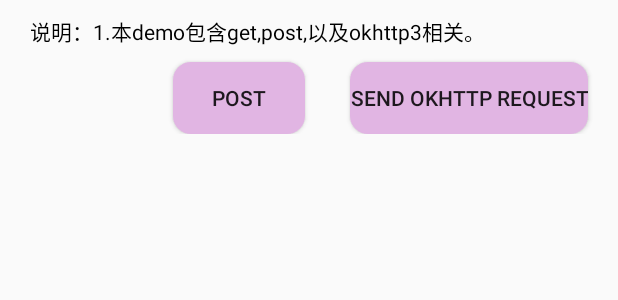
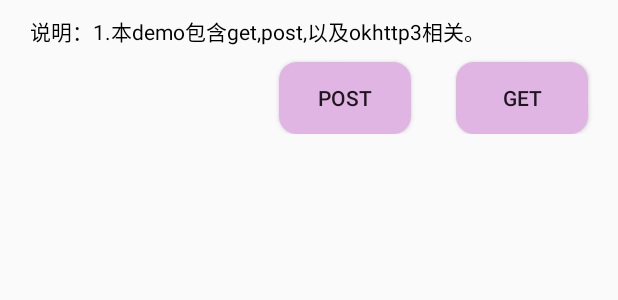
Before and after one commit to wdtht/AndroidDemos, an Android app: the layout fragment_okhttp.xml on its own in the app's theme, with its tools: preview values and no code run, on a phone screen of 412 x 824 dp. Shown: the top 300 px of the screen. Run offline under Robolectric (Android 15) with nearby library versions, the phone set to English and light mode, and no system bars.

Commit message:
增加网络架构

```diff
--- a/app/build.gradle
+++ b/app/build.gradle
@@ -69,6 +69,7 @@ dependencies {
     implementation 'androidx.appcompat:appcompat:1.4.1'
     implementation 'com.google.android.material:material:1.5.0'
     implementation 'androidx.constraintlayout:constraintlayout:2.1.3'
+    implementation 'androidx.databinding:databinding-runtime:7.1.2'
     testImplementation 'junit:junit:4.13.2'
     androidTestImplementation 'androidx.test.ext:junit:1.1.3'
     androidTestImplementation 'androidx.test.espresso:espresso-core:3.4.0'
--- a/app/src/main/java/com/example/androiddemos/network/fragment/RetrofitFragment.java
+++ b/app/src/main/java/com/example/androiddemos/network/fragment/RetrofitFragment.java
@@ -6,10 +6,12 @@ import androidx.annotation.NonNull;
 import androidx.databinding.DataBindingUtil;
 import androidx.fragment.app.Fragment;
 
+import android.os.Looper;
 import android.util.Log;
 import android.view.LayoutInflater;
 import android.view.View;
 import android.view.ViewGroup;
+import android.widget.Toast;
 
 import com.example.androiddemos.R;
 import com.example.androiddemos.databinding.FragmentRetrofitBinding;
@@ -48,11 +50,12 @@ public class RetrofitFragment extends Fragment {
                 Log.i(TAG, "onCreate: gitHubService.listRepos: response:" + response);
                 assert response.body() != null;
                 binding.textView.setText(response.body().toString());
+                Toast.makeText(getActivity(),"request success!", Toast.LENGTH_SHORT).show();
             }
 
             @Override
             public void onFailure(@NonNull Call<List<Repo>> call, @NonNull Throwable t) {
-
+                Toast.makeText(getActivity(),"request fail!", Toast.LENGTH_SHORT).show();
             }
         });
     }
--- a/app/src/main/res/layout/fragment_retrofit.xml
+++ b/app/src/main/res/layout/fragment_retrofit.xml
@@ -16,6 +16,8 @@
             app:layout_constraintStart_toStartOf="parent"
             app:layout_constraintEnd_toEndOf="parent"
             app:layout_constraintTop_toTopOf="parent"
+            android:background="@drawable/btn_shape"
+            android:layout_marginTop="10dp"
             android:text="@string/retrofit_request"/>
 
         <androidx.appcompat.widget.AppCompatTextView
--- a/app/src/main/res/values/strings.xml
+++ b/app/src/main/res/values/strings.xml
@@ -4,7 +4,7 @@
     <string name="hello_blank_fragment">Hello blank fragment</string>
     <string name="replace_fragment">replace_fragment</string>
     <string name="reset">reset</string>
-    <string name="send_okhttp_request">Send okhttp request</string>
+    <string name="send_okhttp_request">get</string>
     <string name="network_menu_action_okhttp">okhttp</string>
     <string name="network_menu_action_retrofit">retrofit</string>
     <string name="network_menu_action_okgo">okgo</string>
```
Also changed, not shown: app/src/main/java/com/example/androiddemos/network/Interface/OkhttpGetInterface.java (added, +10 -0 lines), app/src/main/java/com/example/androiddemos/network/fragment/OkhttpFragment.java (+9 -12 lines), app/src/main/java/com/example/androiddemos/network/manager/OkhttpManager.java (added, +10 -0 lines).
